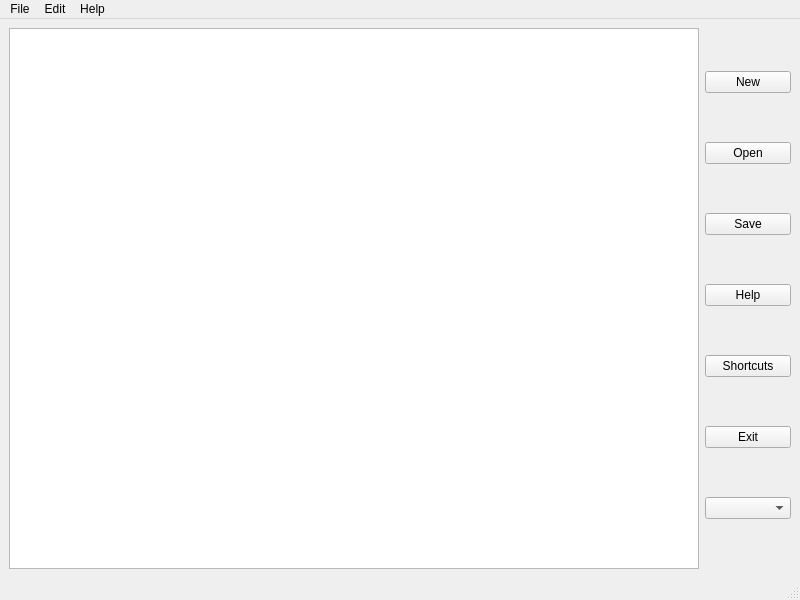
First picture: the form in Cpp_qt/qt_text_editor/mainwindow.ui, repository Just-Interested/GU_Cpp_homeworks, before the edit.
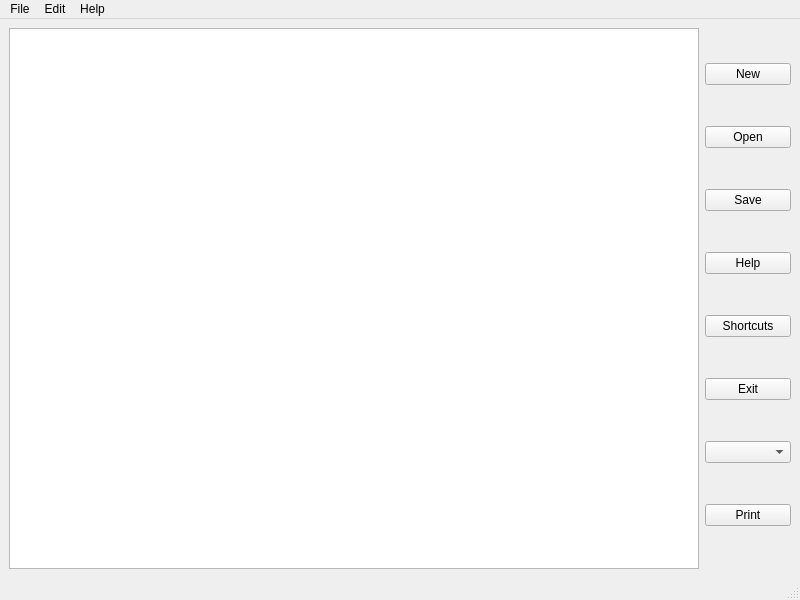
Second picture: the form after the edit.

The edit to the form file:
```diff
--- a/Cpp_qt/qt_text_editor/mainwindow.ui
+++ b/Cpp_qt/qt_text_editor/mainwindow.ui
@@ -74,6 +74,13 @@
           </property>
          </widget>
         </item>
+        <item>
+         <widget class="QPushButton" name="pushButton_print">
+          <property name="text">
+           <string>Print</string>
+          </property>
+         </widget>
+        </item>
        </layout>
       </item>
      </layout>
```
Left out of the diff: 6 changed lines with no effect on the pictures.
